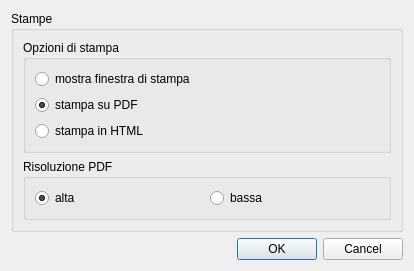
This is ui/dlgSettings.ui in faunalia/rt_omero as Qt 5 draws it before an edit. The edited form follows.
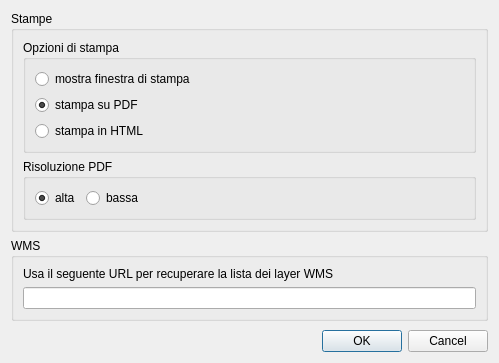
This is the edited form.

Commit message: retrieve WMS layer list from online repository (instead of from database)

Diff of the .ui file:
```diff
--- a/ui/dlgSettings.ui
+++ b/ui/dlgSettings.ui
@@ -6,14 +6,27 @@
    <rect>
     <x>0</x>
     <y>0</y>
-    <width>414</width>
-    <height>271</height>
+    <width>499</width>
+    <height>363</height>
    </rect>
   </property>
   <property name="windowTitle">
    <string>Impostazioni</string>
   </property>
   <layout class="QGridLayout" name="gridLayout">
+   <item row="3" column="0">
+    <spacer name="verticalSpacer">
+     <property name="orientation">
+      <enum>Qt::Vertical</enum>
+     </property>
+     <property name="sizeHint" stdset="0">
+      <size>
+       <width>20</width>
+       <height>40</height>
+      </size>
+     </property>
+    </spacer>
+   </item>
    <item row="0" column="0">
     <widget class="QGroupBox" name="groupBox">
      <property name="title">
@@ -76,26 +89,26 @@
            </property>
           </widget>
          </item>
+         <item>
+          <spacer name="horizontalSpacer">
+           <property name="orientation">
+            <enum>Qt::Horizontal</enum>
+           </property>
+           <property name="sizeHint" stdset="0">
+            <size>
+             <width>40</width>
+             <height>20</height>
+            </size>
+           </property>
+          </spacer>
+         </item>
         </layout>
        </widget>
       </item>
      </layout>
     </widget>
    </item>
-   <item row="2" column="0">
-    <spacer name="verticalSpacer">
-     <property name="orientation">
-      <enum>Qt::Vertical</enum>
-     </property>
-     <property name="sizeHint" stdset="0">
-      <size>
-       <width>20</width>
-       <height>40</height>
-      </size>
-     </property>
-    </spacer>
-   </item>
-   <item row="3" column="0">
+   <item row="4" column="0">
     <widget class="QDialogButtonBox" name="buttonBox">
      <property name="orientation">
       <enum>Qt::Horizontal</enum>
@@ -105,6 +118,25 @@
      </property>
     </widget>
    </item>
+   <item row="2" column="0">
+    <widget class="QGroupBox" name="printPdfResGroup_2">
+     <property name="title">
+      <string>WMS</string>
+     </property>
+     <layout class="QVBoxLayout" name="verticalLayout_3">
+      <item>
+       <widget class="QLabel" name="label">
+        <property name="text">
+         <string>Usa il seguente URL per recuperare la lista dei layer WMS</string>
+        </property>
+       </widget>
+      </item>
+      <item>
+       <widget class="QLineEdit" name="wmsRepoUrlEdit"/>
+      </item>
+     </layout>
+    </widget>
+   </item>
   </layout>
  </widget>
  <resources/>
```
The commit also changes 4 other files.
